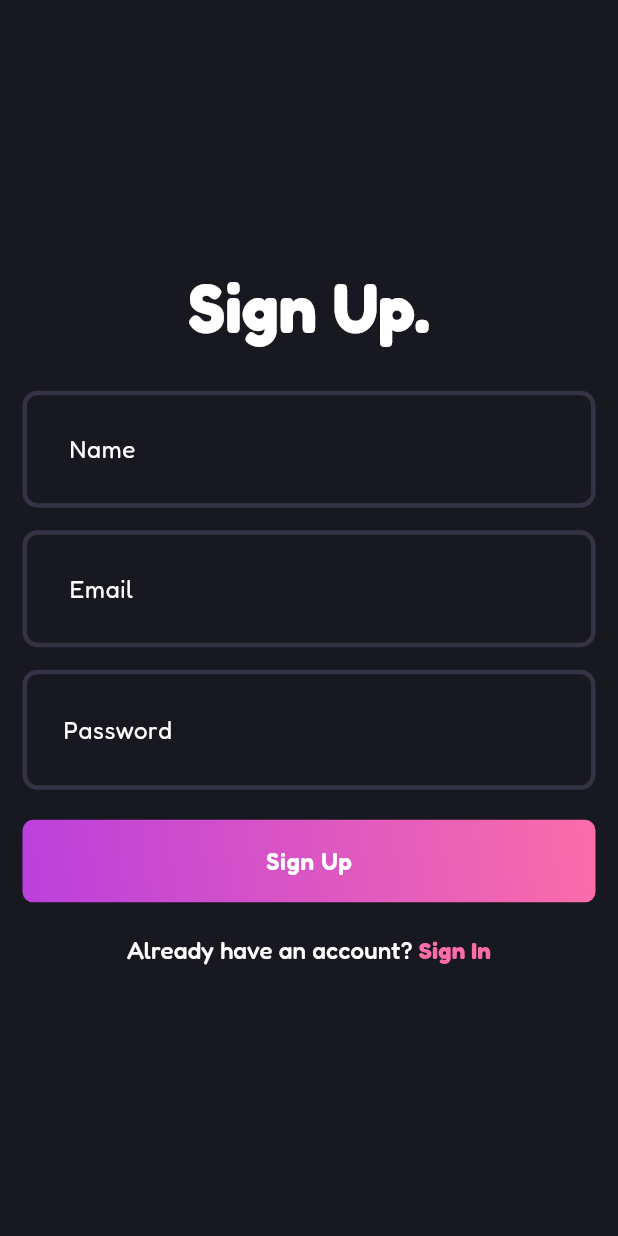
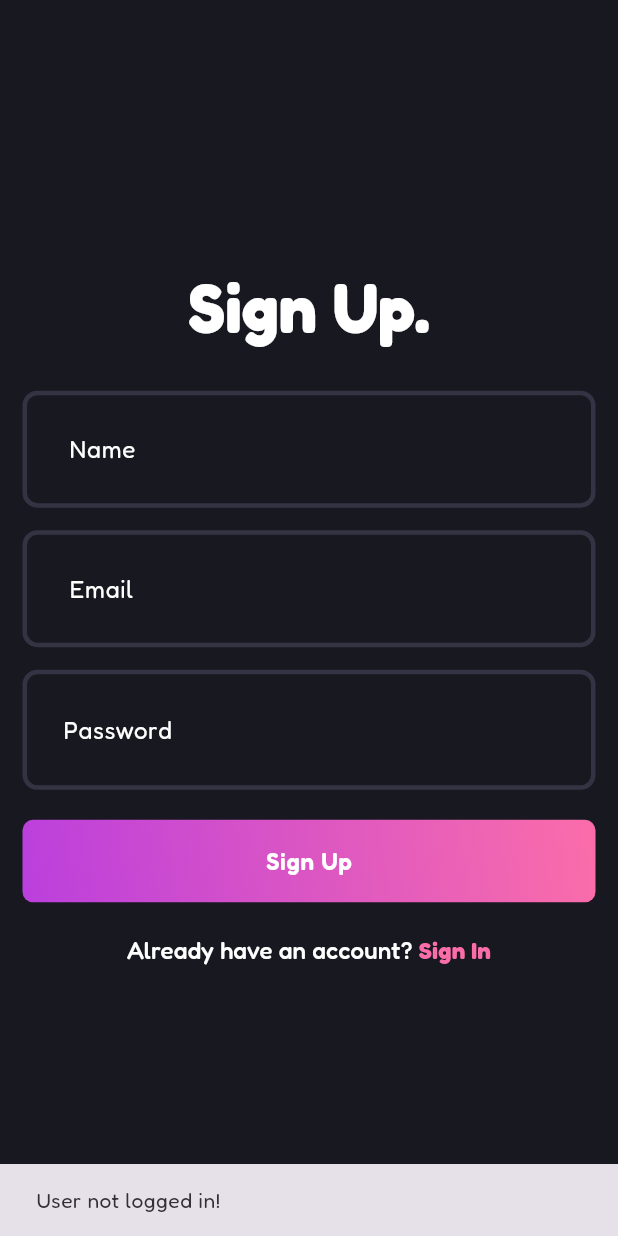
Before and after one commit to NichoAdhyatma/clean_architecture_app, a Flutter app: the first screen one second after launch, on a phone screen of 412 x 824 dp. Run offline on Flutter 3.47's test engine with Material 3 defaults, Android fonts, the phone set to English and light mode, and no system bars; our stand-ins replace flutter_bloc, flutter_dotenv, fpdart, get_it, google_fonts, supabase_flutter; accounts and stored records are empty.

Commit message:
auth feat complete 🎯

```diff
--- /dev/null
+++ b/lib/core/common/cubits/app_user/app_user_cubit.dart
@@ -0,0 +1,17 @@
+import 'package:blog_app_clean_tdd/core/common/entities/user.dart';
+import 'package:flutter/material.dart';
+import 'package:flutter_bloc/flutter_bloc.dart';
+
+part 'app_user_state.dart';
+
+class AppUserCubit extends Cubit<AppUserState> {
+  AppUserCubit() : super(AppUserInitial());
+
+  void updateUser(User? user) {
+    if (user == null) {
+      emit(AppUserInitial());
+    } else {
+      emit(AppUserSignedIn(user));
+    }
+  }
+}
--- /dev/null
+++ b/lib/core/common/cubits/app_user/app_user_state.dart
@@ -0,0 +1,15 @@
+part of 'app_user_cubit.dart';
+
+@immutable
+sealed class AppUserState {}
+
+final class AppUserInitial extends AppUserState {}
+
+final class AppUserSignedIn extends AppUserState {
+  final User user;
+
+  AppUserSignedIn(this.user);
+}
+
+// core cannot depend on features
+// other features can depend on core
--- a/lib/core/common/widgets/loader.dart
+++ b/lib/core/common/widgets/loader.dart
@@ -5,8 +5,10 @@ class Loader extends StatelessWidget {
 
   @override
   Widget build(BuildContext context) {
-    return const Center(
-      child: CircularProgressIndicator(),
+    return Center(
+      child: CircularProgressIndicator(
+        backgroundColor: Colors.grey[500],
+      ),
     );
   }
 }
--- a/lib/core/usecase/usecase.dart
+++ b/lib/core/usecase/usecase.dart
@@ -4,3 +4,5 @@ import 'package:fpdart/fpdart.dart';
 abstract interface class UserCase<SuccessType, Params> {
   Future<Either<Failure,SuccessType>> call(Params params);
 }
+
+class NoParams {}
--- a/lib/features/auth/data/repositories/auth_repository_impl.dart
+++ b/lib/features/auth/data/repositories/auth_repository_impl.dart
@@ -1,7 +1,7 @@
+import 'package:blog_app_clean_tdd/core/common/entities/user.dart';
 import 'package:blog_app_clean_tdd/core/error/exceptions.dart';
 import 'package:blog_app_clean_tdd/core/error/failures.dart';
 import 'package:blog_app_clean_tdd/features/auth/data/datasources/auth_remote_data_source.dart';
-import 'package:blog_app_clean_tdd/features/auth/domain/entities/user.dart';
 import 'package:blog_app_clean_tdd/features/auth/domain/repository/auth_repository.dart';
 import 'package:fpdart/fpdart.dart';
 import 'package:supabase_flutter/supabase_flutter.dart' as sb;
@@ -10,6 +10,19 @@ class AuthRepositoryImpl implements AuthRepository {
   final AuthRemoteDataSource authRemoteDataSource;
 
   AuthRepositoryImpl(this.authRemoteDataSource);
+
+  @override
+  Future<Either<Failure, User>> currentUser() async {
+    try {
+      final user = await authRemoteDataSource.getCurrentUserData();
+      if (user == null) {
+        return left(Failure('User not logged in!'));
+      }
+      return right(user);
+    } on ServerException catch (e) {
+      return left(Failure(e.message));
+    }
+  }
 
   Future<Either<Failure, User>> _getUser(Future<User> Function() fn) async {
     try {
--- a/lib/features/auth/domain/repository/auth_repository.dart
+++ b/lib/features/auth/domain/repository/auth_repository.dart
@@ -1,4 +1,4 @@
-import 'package:blog_app_clean_tdd/features/auth/domain/entities/user.dart';
+import 'package:blog_app_clean_tdd/core/common/entities/user.dart';
 import 'package:fpdart/fpdart.dart';
 
 import 'package:blog_app_clean_tdd/core/error/failures.dart';
@@ -14,4 +14,6 @@ abstract interface class AuthRepository {
     required String email,
     required String password,
   });
+
+  Future<Either<Failure, User>> currentUser();
 }
--- /dev/null
+++ b/lib/features/auth/domain/usecases/current_user.dart
@@ -0,0 +1,16 @@
+import 'package:blog_app_clean_tdd/core/common/entities/user.dart';
+import 'package:blog_app_clean_tdd/core/error/failures.dart';
+import 'package:blog_app_clean_tdd/core/usecase/usecase.dart';
+import 'package:blog_app_clean_tdd/features/auth/domain/repository/auth_repository.dart';
+import 'package:fpdart/fpdart.dart';
+
+class CurrentUser implements UserCase<User, NoParams> {
+  final AuthRepository authRepository;
+
+  CurrentUser(this.authRepository);
+
+  @override
+  Future<Either<Failure, User>> call(NoParams params) async {
+    return await authRepository.currentUser();
+  }
+}
--- a/lib/features/auth/domain/usecases/user_sign_in.dart
+++ b/lib/features/auth/domain/usecases/user_sign_in.dart
@@ -1,16 +1,16 @@
+import 'package:blog_app_clean_tdd/core/common/entities/user.dart';
 import 'package:blog_app_clean_tdd/core/error/failures.dart';
 import 'package:blog_app_clean_tdd/core/usecase/usecase.dart';
-import 'package:blog_app_clean_tdd/features/auth/domain/entities/user.dart';
 import 'package:blog_app_clean_tdd/features/auth/domain/repository/auth_repository.dart';
 import 'package:fpdart/fpdart.dart';
 
-class UserSignIn implements UserCase<User, UserSIgnInParam> {
+class UserSignIn implements UserCase<User, UserSignInParam> {
   final AuthRepository authRepository;
 
   const UserSignIn(this.authRepository);
 
   @override
-  Future<Either<Failure, User>> call(UserSIgnInParam params) async {
+  Future<Either<Failure, User>> call(UserSignInParam params) async {
     return await authRepository.signInWithEmailPassword(
       email: params.email,
       password: params.password,
@@ -18,11 +18,11 @@ class UserSignIn implements UserCase<User, UserSIgnInParam> {
   }
 }
 
-class UserSIgnInParam {
+class UserSignInParam {
   final String email;
   final String password;
 
-  const UserSIgnInParam({
+  const UserSignInParam({
     required this.email,
     required this.password,
   });
--- a/lib/features/auth/domain/usecases/user_sign_up.dart
+++ b/lib/features/auth/domain/usecases/user_sign_up.dart
@@ -1,6 +1,6 @@
+import 'package:blog_app_clean_tdd/core/common/entities/user.dart';
 import 'package:blog_app_clean_tdd/core/error/failures.dart';
 import 'package:blog_app_clean_tdd/core/usecase/usecase.dart';
-import 'package:blog_app_clean_tdd/features/auth/domain/entities/user.dart';
 import 'package:blog_app_clean_tdd/features/auth/domain/repository/auth_repository.dart';
 import 'package:fpdart/fpdart.dart';
 
--- a/lib/features/auth/presentation/bloc/auth_bloc.dart
+++ b/lib/features/auth/presentation/bloc/auth_bloc.dart
@@ -1,6 +1,9 @@
-import 'package:blog_app_clean_tdd/features/auth/domain/entities/user.dart';
+import 'package:blog_app_clean_tdd/core/common/cubits/app_user/app_user_cubit.dart';
+import 'package:blog_app_clean_tdd/core/common/entities/user.dart';
+import 'package:blog_app_clean_tdd/core/usecase/usecase.dart';
 import 'package:blog_app_clean_tdd/features/auth/domain/usecases/user_sign_in.dart';
 import 'package:blog_app_clean_tdd/features/auth/domain/usecases/user_sign_up.dart';
+import 'package:blog_app_clean_tdd/features/auth/domain/usecases/current_user.dart';
 import 'package:flutter_bloc/flutter_bloc.dart';
 import 'package:flutter/material.dart';
 
@@ -11,15 +14,41 @@ part 'auth_state.dart';
 class AuthBloc extends Bloc<AuthEvent, AuthState> {
   final UserSignUp _userSignUp;
   final UserSignIn _userSignIn;
+  final CurrentUser _currentUser;
+  final AppUserCubit _appUserCubit;
 
   AuthBloc({
     required UserSignUp userSignUp,
     required UserSignIn userSignIn,
+    required CurrentUser currentUser,
+    required AppUserCubit appUserCubit,
   })  : _userSignUp = userSignUp,
         _userSignIn = userSignIn,
+        _currentUser = currentUser,
+        _appUserCubit = appUserCubit,
         super(AuthInitial()) {
+    on<AuthEvent>(
+      (_, emit) => emit(
+        AuthLoading(),
+      ),
+    );
     on<AuthSignUp>(_onAuthSignUp);
     on<AuthSignIn>(_onAuthSignIn);
+    on<AuthIsUserSignIn>(_isUserSignIn);
+  }
+
+  void _isUserSignIn(
+    AuthIsUserSignIn event,
+    Emitter<AuthState> emit,
+  ) async {
+    final response = await _currentUser(NoParams());
+    response.fold(
+      (failure) => emit(AuthFailure(failure.message)),
+      (user) => _emitAuthSuccess(
+        user,
+        emit,
+      ),
+    );
   }
 
   void _onAuthSignUp(
@@ -39,8 +68,9 @@ class AuthBloc extends Bloc<AuthEvent, AuthState> {
       (failure) => emit(
         AuthFailure(failure.message),
       ),
-      (user) => emit(
-        AuthSuccess(user),
+      (user) => _emitAuthSuccess(
+        user,
+        emit,
       ),
     );
   }
@@ -51,7 +81,7 @@ class AuthBloc extends Bloc<AuthEvent, AuthState> {
   ) async {
     emit(AuthLoading());
     final response = await _userSignIn(
-      UserSIgnInParam(
+      UserSignInParam(
         email: event.email,
         password: event.password,
       ),
@@ -61,9 +91,18 @@ class AuthBloc extends Bloc<AuthEvent, AuthState> {
       (failure) => emit(
         AuthFailure(failure.message),
       ),
-      (user) => emit(
-        AuthSuccess(user),
+      (user) => _emitAuthSuccess(
+        user,
+        emit,
       ),
     );
   }
+
+  void _emitAuthSuccess(
+    User user,
+    Emitter<AuthState> emit,
+  ) {
+    _appUserCubit.updateUser(user);
+    emit(AuthSuccess(user));
+  }
 }
--- a/lib/features/auth/presentation/bloc/auth_event.dart
+++ b/lib/features/auth/presentation/bloc/auth_event.dart
@@ -24,3 +24,5 @@ final class AuthSignIn extends AuthEvent {
     required this.password,
   });
 }
+
+final class AuthIsUserSignIn extends AuthEvent {}
--- a/lib/main.dart
+++ b/lib/main.dart
@@ -1,3 +1,4 @@
+import 'package:blog_app_clean_tdd/core/common/cubits/app_user/app_user_cubit.dart';
 import 'package:blog_app_clean_tdd/core/theme/theme.dart';
 import 'package:blog_app_clean_tdd/features/auth/presentation/bloc/auth_bloc.dart';
 import 'package:blog_app_clean_tdd/features/auth/presentation/pages/sign_up_page.dart';
@@ -10,18 +11,34 @@ void main() async {
 
   await initDependencies();
 
-  runApp(MultiBlocProvider(
+  runApp(
+    MultiBlocProvider(
       providers: [
+        BlocProvider(
+          create: (_) => serviceLocator<AppUserCubit>(),
+        ),
         BlocProvider(
           create: (_) => serviceLocator<AuthBloc>(),
         )
       ],
       child: const BlogApp(),
-  ));
+    ),
+  );
 }
 
-class BlogApp extends StatelessWidget {
+class BlogApp extends StatefulWidget {
   const BlogApp({super.key});
+
+  @override
+  State<BlogApp> createState() => _BlogAppState();
+}
+
+class _BlogAppState extends State<BlogApp> {
+  @override
+  void initState() {
+    context.read<AuthBloc>().add(AuthIsUserSignIn());
+    super.initState();
+  }
 
   @override
   Widget build(BuildContext context) {
@@ -29,7 +46,23 @@ class BlogApp extends StatelessWidget {
       title: 'BlogApp',
       debugShowCheckedModeBanner: false,
       theme: AppTheme.darkThemeMode,
-      home: const SignUpPage(),
+      darkTheme: AppTheme.darkThemeMode,
+      themeMode: ThemeMode.system,
+      home: BlocSelector<AppUserCubit, AppUserState, bool>(
+        selector: (state) {
+          return state is AppUserSignedIn;
+        },
+        builder: (context, isUserSignIn) {
+          if (isUserSignIn) {
+            return const Scaffold(
+              body: Center(
+                child: Text("User is signed in"),
+              ),
+            );
+          }
+          return const SignUpPage();
+        },
+      ),
     );
   }
 }
```
Also changed, not shown: lib/features/auth/data/datasources/auth_remote_data_source.dart (+32 -4 lines), lib/features/auth/data/models/user_model.dart (+15 -1 lines), lib/features/auth/presentation/widgets/auth_field.dart (+5 -4 lines), lib/init_dependencies.dart (+32 -22 lines), lib/core/common/entities/user.dart (renamed from lib/features/auth/domain/entities/user.dart), lib/core/utils/show_snackbar.dart (line endings or trailing spaces), pubspec.lock. Lines whose indentation alone changed are shown as unchanged.
